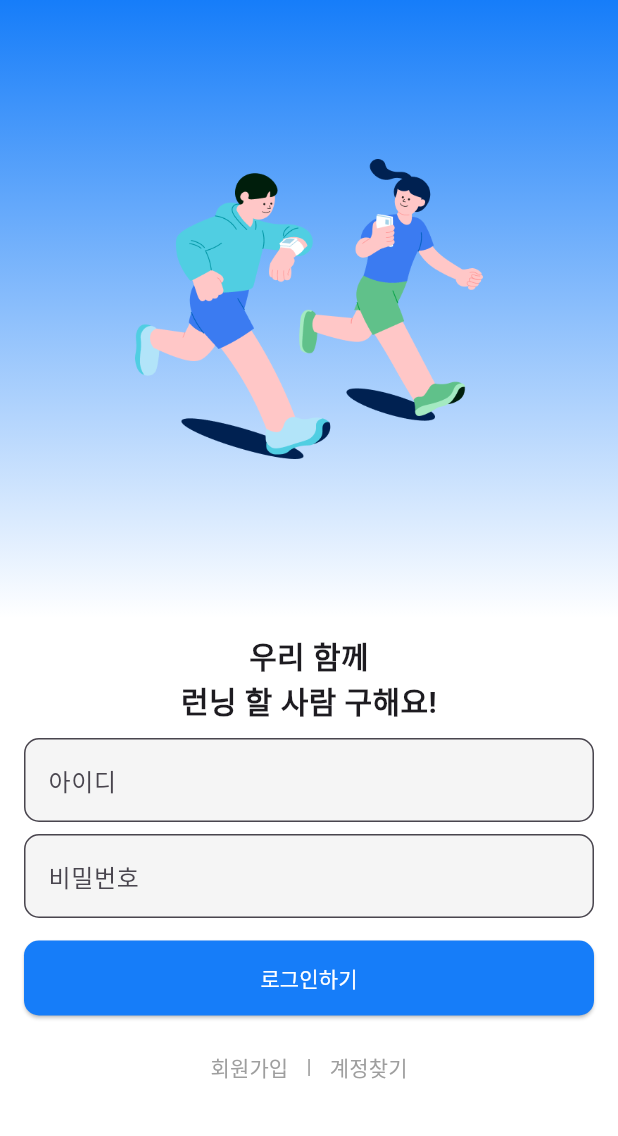
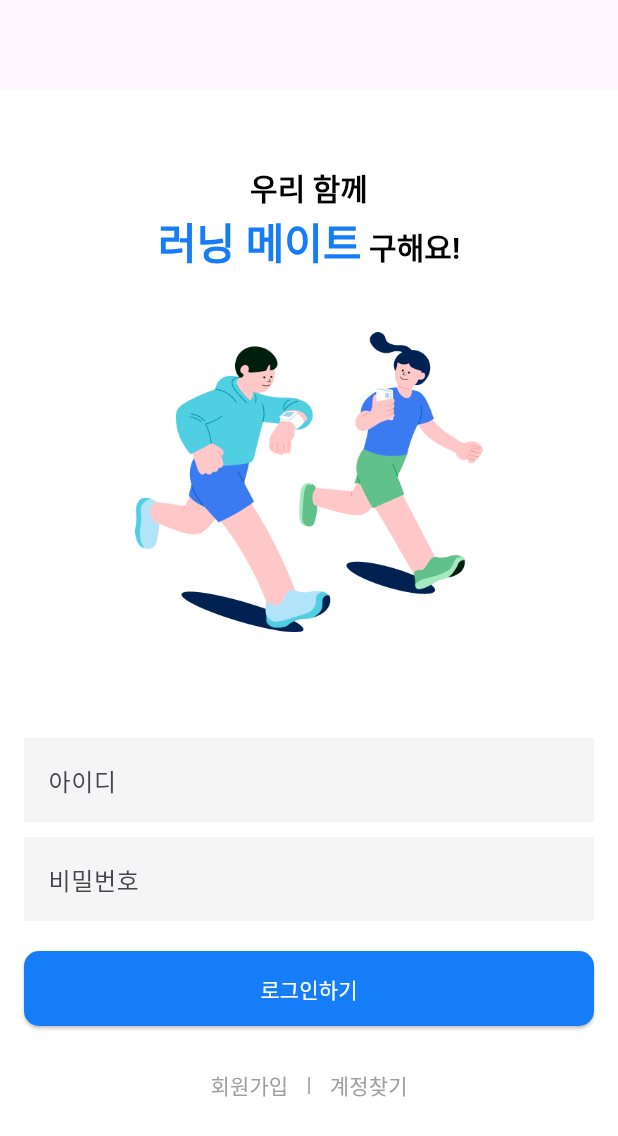
Before and after one commit to 9oormthonDKU/Frontend, a Flutter app: the screen it shows after launch, on a phone screen of 412 x 824 dp. Shown: the top 1136 px of the screen. Run offline on Flutter 3.47's test engine with Material 3 defaults, Android fonts, the phone set to English and light mode, and no system bars; our stand-ins replace image_picker, table_calendar; accounts and stored records are empty.

Commit message:
chore(login_view): 변경된 ui적용
chore(login_view): 변경된 ui적용

```diff
--- a/goormthonfe/lib/views/login_view.dart
+++ b/goormthonfe/lib/views/login_view.dart
@@ -26,24 +26,52 @@ class _LoginViewState extends State<LoginView> {
     return Scaffold(
       body: Column(
         children: [
-          // 그라데이션이 중간까지만 적용되는 부분
+          // 배경색을 흰색으로 설정
+          SizedBox(height: 60),  // 추가 여백으로 전체적으로 아래로 이동
           Container(
             height: MediaQuery.of(context).size.height * 0.5,  // 화면의 절반까지
-            decoration: const BoxDecoration(
-              gradient: LinearGradient(
-                begin: Alignment.topCenter,
-                end: Alignment.bottomCenter,
-                colors: [
-                  Color(0xFF167DF9),  // 상단 색상 (167DF9 하늘색)
-                  Color(0xFFFFFFFF),  // 중간 색상 (흰색)
+            color: Colors.white,  // 배경색을 흰색으로 설정
+            child: Center(
+              child: Column(
+                mainAxisAlignment: MainAxisAlignment.center,
+                children: [
+                  RichText(
+                    textAlign: TextAlign.center,
+                    text: const TextSpan(
+                      children: [
+                        TextSpan(
+                          text: '우리 함께\n',
+                          style: TextStyle(
+                            fontSize: 20,
+                            fontWeight: FontWeight.bold,
+                            color: Colors.black,
+                          ),
+                        ),
+                        TextSpan(
+                          text: '러닝 메이트',
+                          style: TextStyle(
+                            fontSize: 28,  // 강조를 위해 크기 키움
+                            fontWeight: FontWeight.bold,
+                            color: Color(0xFF167DF9),  // 파란색 강조
+                          ),
+                        ),
+                        TextSpan(
+                          text: ' 구해요!',
+                          style: TextStyle(
+                            fontSize: 20,
+                            fontWeight: FontWeight.bold,
+                            color: Colors.black,
+                          ),
+                        ),
+                      ],
+                    ),
+                  ),
+                  const SizedBox(height: 40),  // 텍스트와 이미지 사이의 여백 추가 (기존 30에서 40으로)
+                  Image.asset(
+                    'assets/login_image.png',  // 이미지 파일
+                    height: 200,
+                  ),
                 ],
-                stops: [0.0, 1.0],  // 그라데이션이 중간까지만 적용
-              ),
-            ),
-            child: Center(
-              child: Image.asset(
-                'assets/login_image.png',  // 이미지 파일
-                height: 200,
               ),
             ),
           ),
@@ -56,45 +84,32 @@ class _LoginViewState extends State<LoginView> {
                 child: Column(
                   mainAxisAlignment: MainAxisAlignment.start, // 위쪽으로 정렬
                   children: [
-                    const SizedBox(height: 10), // 조금 더 위로 올리기 위한 여백
-                    const Text(
-                      '우리 함께\n런닝 할 사람 구해요!',
-                      style: TextStyle(
-                        fontSize: 20,
-                        fontWeight: FontWeight.bold,
-                      ),
-                      textAlign: TextAlign.center,
-                    ),
-                    const SizedBox(height: 10), // 기존 20에서 줄임
+                    const SizedBox(height: 20), // 상단 추가 여백 (기존 10에서 20으로)
                     TextField(
                       decoration: InputDecoration(
                         labelText: '아이디',
-                        border: OutlineInputBorder(
-                          borderRadius: BorderRadius.circular(10),
-                        ),
                         filled: true,
                         fillColor: const Color(0xFFF5F5F5),  // 입력 필드 배경색
+                        border: InputBorder.none,  // 테두리 없애기
                       ),
                       onChanged: (value) {
                         _loginController.updateUsername(value);
                       },
                     ),
-                    const SizedBox(height: 8), // 기존 10에서 줄임
+                    const SizedBox(height: 10), // 여백 추가 (기존 8에서 10으로)
                     TextField(
                       decoration: InputDecoration(
                         labelText: '비밀번호',
-                        border: OutlineInputBorder(
-                          borderRadius: BorderRadius.circular(10),
-                        ),
                         filled: true,
                         fillColor: const Color(0xFFF5F5F5),  // 입력 필드 배경색
+                        border: InputBorder.none,  // 테두리 없애기
                       ),
                       obscureText: true,
                       onChanged: (value) {
                         _loginController.updatePassword(value);
                       },
                     ),
-                    const SizedBox(height: 15), // 기존 20에서 줄임
+                    const SizedBox(height: 20), // 여백 추가 (기존 15에서 20으로)
                     ElevatedButton(
                       onPressed: () {
                         if (_loginController.login()) {
@@ -121,7 +136,7 @@ class _LoginViewState extends State<LoginView> {
                         ),
                       ),
                     ),
-                    const SizedBox(height: 10), // 여백을 유지
+                    const SizedBox(height: 15), // 여백 추가
                     Row(
                       mainAxisAlignment: MainAxisAlignment.center,
                       children: [
```
